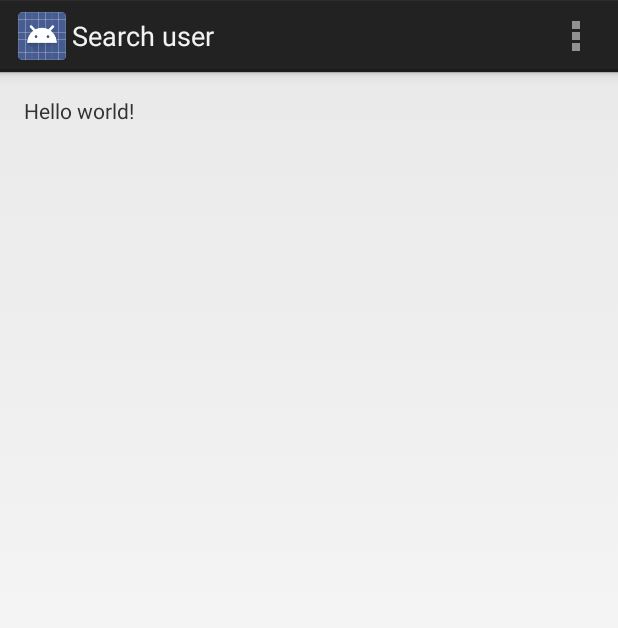
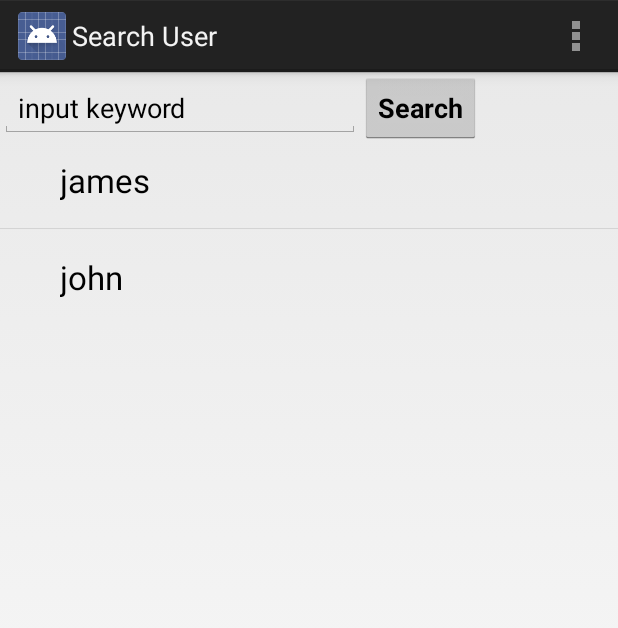
Before and after one commit to m1688/android-practice, an Android app: the SearchActivity screen opened directly, with no data from a screen before it, on a phone screen of 412 x 824 dp. Shown: the top 628 px of the screen. Run offline under Robolectric (Android 15) with nearby library versions, the phone set to English and light mode, and no system bars.

Commit message:
add search input box and list view

```diff
--- a/src/main/java/m/ui/android/SearchActivity.java
+++ b/src/main/java/m/ui/android/SearchActivity.java
@@ -3,13 +3,26 @@ package m.ui.android;
 import android.app.Activity;
 import android.app.Fragment;
 import android.os.Bundle;
+import android.view.KeyEvent;
 import android.view.LayoutInflater;
 import android.view.Menu;
 import android.view.MenuItem;
 import android.view.View;
 import android.view.ViewGroup;
+import android.view.inputmethod.EditorInfo;
+import android.widget.ArrayAdapter;
+import android.widget.AutoCompleteTextView;
+import android.widget.EditText;
+import android.widget.ListView;
+import android.widget.TextView;
+
+import java.util.ArrayList;
+import java.util.List;
 
 public class SearchActivity extends Activity {
+    private boolean isSearchInputBoxCleared = false;
+
+    private List<String> data = new ArrayList<String>();
 
     @Override
     protected void onCreate(Bundle savedInstanceState) {
@@ -21,6 +34,44 @@ public class SearchActivity extends Activity {
                     .add(R.id.container, new PlaceholderFragment())
                     .commit();
         }
+
+        View searchBoxView = findViewById(R.id.search_keyword);
+        EditText editText = (EditText) searchBoxView;
+        editText.setOnEditorActionListener(new TextView.OnEditorActionListener() {
+            @Override
+            public boolean onEditorAction(TextView v, int actionId, KeyEvent event) {
+                boolean handled = false;
+                if (actionId == EditorInfo.IME_ACTION_SEND) {
+                    //handle search
+                    handled = true;
+                }
+                return handled;
+            }
+        });
+
+        AutoCompleteTextView searchBoxAutoComplete = (AutoCompleteTextView) searchBoxView;
+
+        //clear keyword input box on click
+        searchBoxAutoComplete.setOnClickListener(new View.OnClickListener() {
+            @Override
+            public void onClick(View view) {
+                AutoCompleteTextView searchBoxAutoComplete = (AutoCompleteTextView) view;
+                if (!isSearchInputBoxCleared) {
+                    searchBoxAutoComplete.setText("");
+                    isSearchInputBoxCleared = true;
+                }
+            }
+        });
+        String[] searchArray = getResources().getStringArray(R.array.search_array);
+        ArrayAdapter<String> adapter =
+                new ArrayAdapter<String>(this, android.R.layout.simple_list_item_1, searchArray);
+        searchBoxAutoComplete.setAdapter(adapter);
+
+        final ListView userListView = (ListView) findViewById(R.id.userListView);
+        data.add("james");
+        data.add("john");
+        userListView.setAdapter(new ArrayAdapter<String>(this, android.R.layout.simple_expandable_list_item_1, data));
+
     }
 
 
@@ -44,6 +95,15 @@ public class SearchActivity extends Activity {
         return super.onOptionsItemSelected(item);
     }
 
+    public void onSearchTextClicked(View view) {
+        AutoCompleteTextView editText = (AutoCompleteTextView) view;
+        editText.setText("");
+    }
+
+    public void searchUsers(View view) {
+
+    }
+
     /**
      * A placeholder fragment containing a simple view.
      */
@@ -54,7 +114,7 @@ public class SearchActivity extends Activity {
 
         @Override
         public View onCreateView(LayoutInflater inflater, ViewGroup container,
-                Bundle savedInstanceState) {
+                                 Bundle savedInstanceState) {
             View rootView = inflater.inflate(R.layout.fragment_search, container, false);
             return rootView;
         }
--- a/src/main/res/layout/activity_main.xml
+++ b/src/main/res/layout/activity_main.xml
@@ -4,4 +4,7 @@
     android:layout_width="match_parent"
     android:layout_height="match_parent"
     tools:context=".m.ui.android.MainActivity"
-    tools:ignore="MergeRootFrame" />
+    tools:ignore="MergeRootFrame" >
+
+
+    </FrameLayout>
--- a/src/main/res/layout/activity_search.xml
+++ b/src/main/res/layout/activity_search.xml
@@ -4,4 +4,42 @@
     android:layout_width="match_parent"
     android:layout_height="match_parent"
     tools:context=".SearchActivity"
-    tools:ignore="MergeRootFrame" />
+    tools:ignore="MergeRootFrame">
+
+    <LinearLayout
+        android:orientation="horizontal"
+        android:layout_width="fill_parent"
+        android:layout_height="77dp"
+        android:layout_gravity="left|top">
+
+        <AutoCompleteTextView
+            android:layout_height="wrap_content"
+            android:layout_width="240dp"
+            android:text="@string/searchbox_tip"
+            android:id="@+id/search_keyword"
+            android:imeActionLabel="@string/search"
+            android:clickable="true" />
+
+        <Button
+            android:layout_width="wrap_content"
+            android:layout_height="wrap_content"
+            android:text="@string/search_button"
+            android:textStyle="bold"
+            android:onClick="searchUsers" />
+
+
+    </LinearLayout>
+
+    <LinearLayout
+        android:orientation="horizontal"
+        android:layout_width="fill_parent"
+        android:layout_height="fill_parent"
+        android:layout_marginTop="40dp"
+        android:layout_gravity="left|top">
+
+        <ListView
+            android:id="@+id/userListView"
+            android:layout_width="wrap_content"
+            android:layout_height="wrap_content"></ListView>
+    </LinearLayout>
+</FrameLayout>
--- a/src/main/res/layout/fragment_search.xml
+++ b/src/main/res/layout/fragment_search.xml
@@ -6,11 +6,4 @@
     android:paddingRight="@dimen/activity_horizontal_margin"
     android:paddingTop="@dimen/activity_vertical_margin"
     android:paddingBottom="@dimen/activity_vertical_margin"
-    tools:context=".SearchActivity$PlaceholderFragment">
-
-    <TextView
-        android:text="@string/hello_world"
-        android:layout_width="wrap_content"
-        android:layout_height="wrap_content" />
-
-</RelativeLayout>
+    tools:context=".SearchActivity$PlaceholderFragment"/>
--- /dev/null
+++ b/src/main/res/values-w820dp/strings.xml
@@ -0,0 +1,6 @@
+<?xml version="1.0" encoding="utf-8"?>
+<resources>
+    <string name="search">search</string>
+    <string name="search_button">search_button</string>
+    <string name="searchbox_tip">input keyword</string>
+</resources>
--- /dev/null
+++ b/src/main/res/values/drawables.xml
@@ -0,0 +1,3 @@
+<?xml version="1.0" encoding="utf-8"?>
+<resources>
+</resources>
--- a/src/main/res/values/strings.xml
+++ b/src/main/res/values/strings.xml
@@ -1,9 +1,29 @@
 <resources>
-    <string name="app_name">android-practice</string>
-    <string name="title_activity_search">Search user</string>
+    <string name="app_name">Android demo</string>
+    <string name="title_activity_search">Search User</string>
     <string name="title_activity_main">MainActivity</string>
 
     <string name="hello_world">Hello world!</string>
     <string name="action_settings">Settings</string>
+    <string name="search">Search</string>
+    <string name="search_button">Search</string>
+    <string name="searchbox_tip">input keyword</string>
+
+    <string-array name="search_array">
+        <item>jyu</item>
+        <item>hello</item>
+        <item>world</item>
+        <item>james</item>
+        <item>kitty</item>
+    </string-array>
+
+
+    <string-array name="mockedUsers">
+        <item>jyu</item>
+        <item>hello</item>
+        <item>world</item>
+        <item>james</item>
+        <item>kitty</item>
+    </string-array>
 
 </resources>
```
Also changed, not shown: src/main/res/layout/fragment_main.xml (+1 -8 lines).
